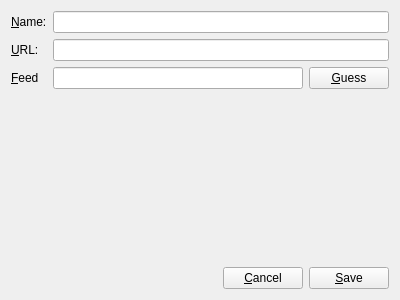
This is kakawana/feedproperties.ui in ralsina/kakawana as Qt 5 draws it before an edit. The edited form follows.
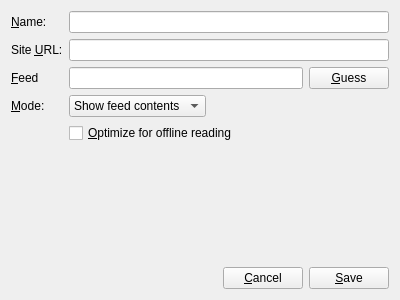
This is the edited form.

Commit message: Added the rest of the feed properties to the widget

```diff
--- a/kakawana/feedproperties.ui
+++ b/kakawana/feedproperties.ui
@@ -16,6 +16,9 @@
   <layout class="QVBoxLayout" name="verticalLayout">
    <item>
     <layout class="QFormLayout" name="formLayout">
+     <property name="fieldGrowthPolicy">
+      <enum>QFormLayout::ExpandingFieldsGrow</enum>
+     </property>
      <item row="0" column="0">
       <widget class="QLabel" name="label">
        <property name="text">
@@ -32,7 +35,7 @@
      <item row="1" column="0">
       <widget class="QLabel" name="label_2">
        <property name="text">
-        <string>&amp;URL:</string>
+        <string>Site &amp;URL:</string>
        </property>
        <property name="buddy">
         <cstring>url</cstring>
@@ -66,6 +69,37 @@
        </item>
       </layout>
      </item>
+     <item row="3" column="0">
+      <widget class="QLabel" name="label_4">
+       <property name="text">
+        <string>&amp;Mode:</string>
+       </property>
+       <property name="buddy">
+        <cstring>mode</cstring>
+       </property>
+      </widget>
+     </item>
+     <item row="3" column="1">
+      <widget class="QComboBox" name="mode">
+       <item>
+        <property name="text">
+         <string>Show feed contents</string>
+        </property>
+       </item>
+       <item>
+        <property name="text">
+         <string>Show website</string>
+        </property>
+       </item>
+      </widget>
+     </item>
+     <item row="4" column="1">
+      <widget class="QCheckBox" name="offline">
+       <property name="text">
+        <string>&amp;Optimize for offline reading</string>
+       </property>
+      </widget>
+     </item>
     </layout>
    </item>
    <item>
```
